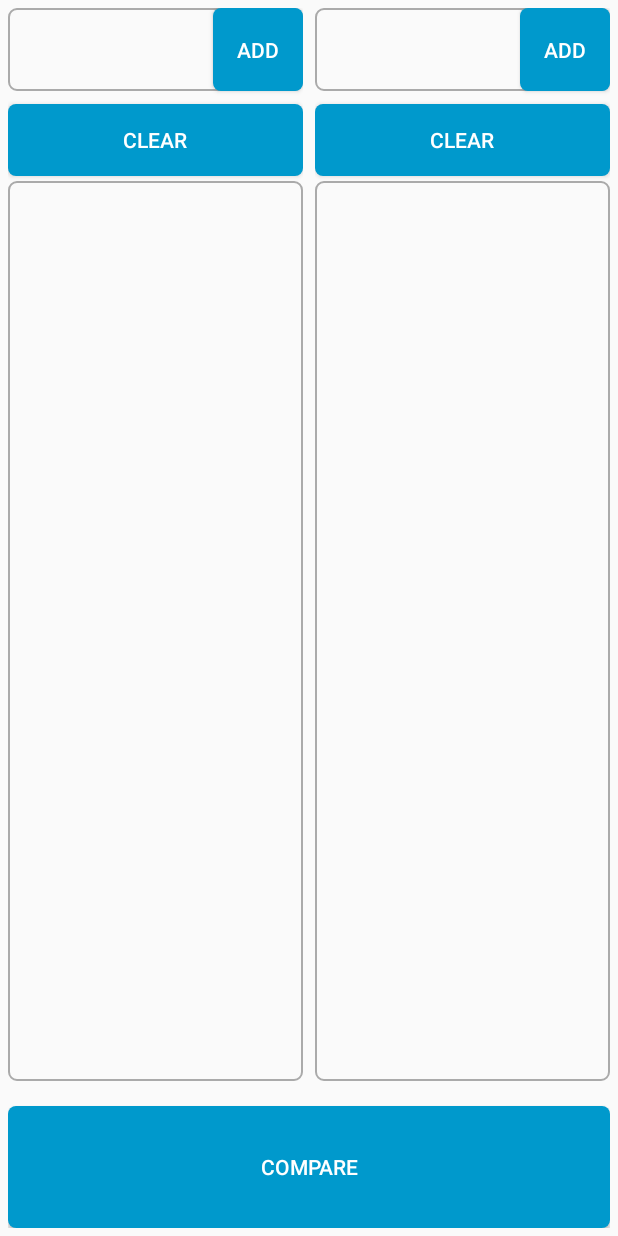
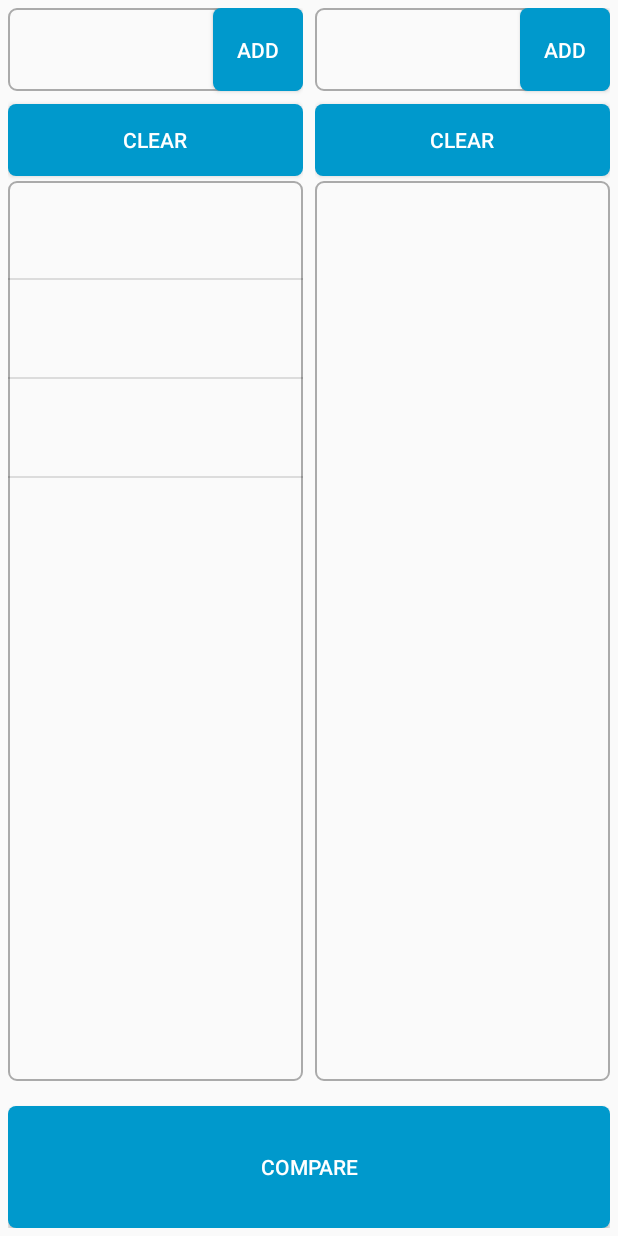
Before and after one commit to ammar-nousher-ali/MatchDay-App, an Android app: the layout activity_main.xml on its own in the app's theme, with its tools: preview values and no code run, on a phone screen of 412 x 824 dp. Run offline under Robolectric (Android 15) with nearby library versions, the phone set to English and light mode, and no system bars.

Commit message:
did some fixed

```diff
--- a/app/src/main/res/layout/activity_main.xml
+++ b/app/src/main/res/layout/activity_main.xml
@@ -12,11 +12,8 @@
 
         android:layout_width="match_parent"
         android:layout_height="match_parent"
-
         android:orientation="vertical"
         android:weightSum="100"
-
-
         >
 
 
@@ -75,6 +72,7 @@
                     android:id="@+id/listview1"
                     android:layout_width="match_parent"
                     android:layout_height="600dp"
+                    tools:listitem="@layout/list_item"
                     android:layout_below="@id/btnClear1"
                     android:background="@drawable/listbackground"></ListView>
             </RelativeLayout>
@@ -156,7 +154,7 @@
         android:textSize="30sp"
         android:textStyle="bold"
         android:visibility="gone"></TextView>
-
+<!--id name should be meaning full-->
     <TextView
 
         android:id="@+id/txt_exactmatches"
@@ -166,10 +164,10 @@
         android:layout_centerHorizontal="true"
         android:gravity="center_horizontal"
         android:text="Exact Matches"
-        android:textColor="#000"
+        android:textColor="@android:color/black"
         android:textSize="30sp"
         android:textStyle="bold"
         android:visibility="gone"></TextView>
-
+<!--dont user hard code text color etc -->
 
 </RelativeLayout>
--- a/app/src/main/res/layout/list_item.xml
+++ b/app/src/main/res/layout/list_item.xml
@@ -9,6 +9,7 @@
 
         android:textStyle="bold"
         android:textSize="40sp"
+        android:padding="5dp"
         android:id="@+id/txtListItem"
         android:layout_width="match_parent"
         android:layout_height="wrap_content"></TextView>
```
Also changed, not shown: app/src/main/java/com/example/tynicfilter/MainActivity.java (+9 -3 lines).
